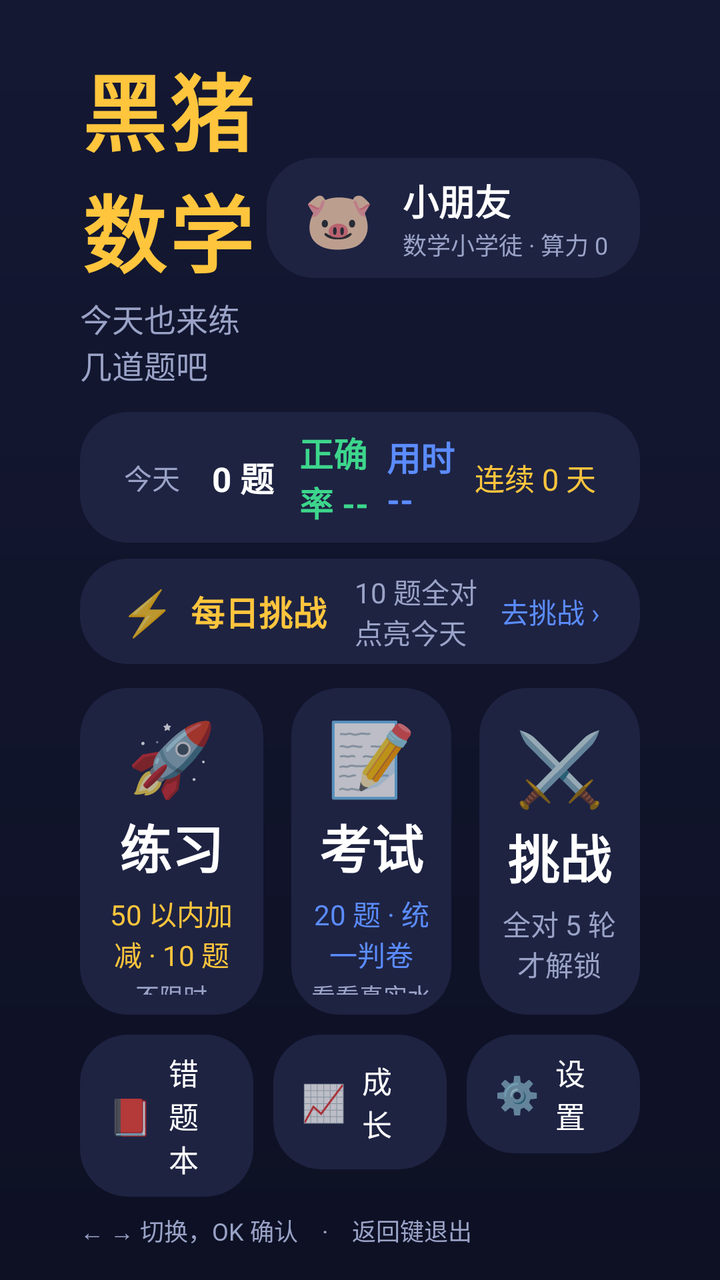
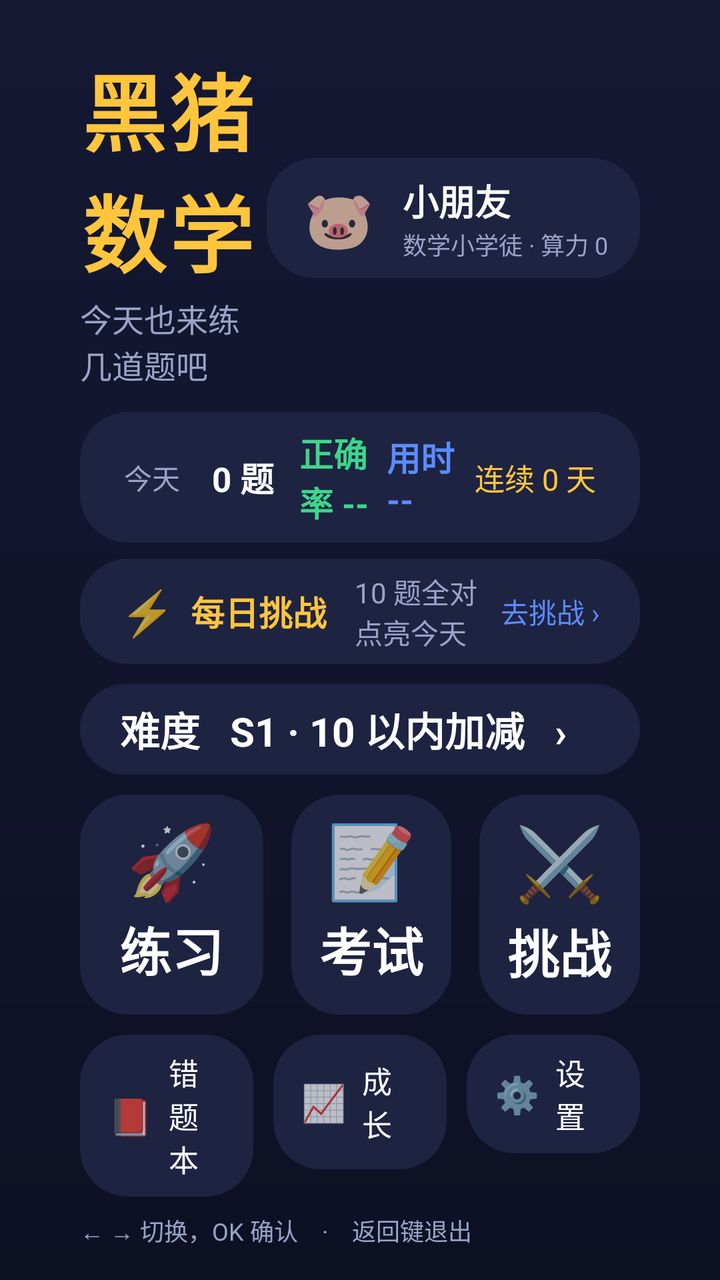

Compare the two renders of this Android layout. The source of the first and the diff that turns it into the second are given below.
<!-- AndroidManifest.xml: application theme Theme.MathKing -->
<!-- res/layout/fragment_home.xml -->
<?xml version="1.0" encoding="utf-8"?>
<LinearLayout xmlns:android="http://schemas.android.com/apk/res/android"
    android:layout_width="match_parent"
    android:layout_height="match_parent"
    android:background="@drawable/bg_page"
    android:clipChildren="false"
    android:clipToPadding="false"
    android:orientation="vertical"
    android:paddingStart="40dp"
    android:paddingTop="24dp"
    android:paddingEnd="40dp"
    android:paddingBottom="16dp">

    
    <LinearLayout
        android:layout_width="match_parent"
        android:layout_height="wrap_content"
        android:gravity="center_vertical"
        android:orientation="horizontal">

        <LinearLayout
            android:layout_width="0dp"
            android:layout_height="wrap_content"
            android:layout_weight="1"
            android:orientation="vertical">

            <TextView
                android:layout_width="wrap_content"
                android:layout_height="wrap_content"
                android:letterSpacing="0.04"
                android:text="黑猪数学"
                android:textColor="@color/accent"
                android:textSize="42sp"
                android:textStyle="bold" />

            <TextView
                android:id="@+id/tvSubtitle"
                android:layout_width="wrap_content"
                android:layout_height="wrap_content"
                android:layout_marginTop="2dp"
                android:text="今天也来练几道题吧"
                android:textColor="@color/text_dim"
                android:textSize="16sp" />
        </LinearLayout>

        <LinearLayout
            android:id="@+id/rankBox"
            android:layout_width="wrap_content"
            android:layout_height="wrap_content"
            android:background="@drawable/selector_card"
            android:clickable="true"
            android:focusable="true"
            android:gravity="center_vertical"
            android:orientation="horizontal"
            android:paddingStart="14dp"
            android:paddingTop="8dp"
            android:paddingEnd="16dp"
            android:paddingBottom="8dp">

            <FrameLayout
                android:layout_width="44dp"
                android:layout_height="44dp">

                <TextView
                    android:id="@+id/tvRankBadge"
                    android:layout_width="44dp"
                    android:layout_height="44dp"
                    android:gravity="center"
                    android:text="🐷"
                    android:textSize="28sp" />

                <ImageView
                    android:id="@+id/imgAvatar"
                    android:layout_width="44dp"
                    android:layout_height="44dp"
                    android:scaleType="centerCrop"
                    android:visibility="gone" />
            </FrameLayout>

            <LinearLayout
                android:layout_width="wrap_content"
                android:layout_height="wrap_content"
                android:layout_marginStart="10dp"
                android:orientation="vertical">

                <TextView
                    android:id="@+id/tvRankName"
                    android:layout_width="wrap_content"
                    android:layout_height="wrap_content"
                    android:text="小朋友"
                    android:textColor="@color/text"
                    android:textSize="18sp"
                    android:textStyle="bold" />

                <TextView
                    android:id="@+id/tvPower"
                    android:layout_width="wrap_content"
                    android:layout_height="wrap_content"
                    android:text="数学小学徒 · 算力 0"
                    android:textColor="@color/text_dim"
                    android:textSize="12sp" />
            </LinearLayout>
        </LinearLayout>
    </LinearLayout>

    
    <LinearLayout
        android:layout_width="match_parent"
        android:layout_height="wrap_content"
        android:layout_marginTop="12dp"
        android:background="@drawable/bg_card"
        android:gravity="center_vertical"
        android:orientation="horizontal"
        android:paddingStart="22dp"
        android:paddingTop="8dp"
        android:paddingEnd="22dp"
        android:paddingBottom="8dp">

        <TextView
            android:id="@+id/tvTodayLabel"
            android:layout_width="wrap_content"
            android:layout_height="wrap_content"
            android:text="今天"
            android:textColor="@color/text_dim"
            android:textSize="14sp" />

        <TextView
            android:id="@+id/tvTodayQuestions"
            android:layout_width="0dp"
            android:layout_height="wrap_content"
            android:layout_marginStart="16dp"
            android:layout_weight="1"
            android:text="0 题"
            android:textColor="@color/text"
            android:textSize="17sp"
            android:textStyle="bold" />

        <TextView
            android:id="@+id/tvTodayAccuracy"
            android:layout_width="0dp"
            android:layout_height="wrap_content"
            android:layout_weight="1"
            android:text="正确率 --"
            android:textColor="@color/green"
            android:textSize="17sp"
            android:textStyle="bold" />

        <TextView
            android:id="@+id/tvTodayTime"
            android:layout_width="0dp"
            android:layout_height="wrap_content"
            android:layout_weight="1"
            android:text="用时 --"
            android:textColor="@color/blue"
            android:textSize="17sp"
            android:textStyle="bold" />

        <TextView
            android:id="@+id/tvStreakDays"
            android:layout_width="wrap_content"
            android:layout_height="wrap_content"
            android:text="连续 0 天"
            android:textColor="@color/accent"
            android:textSize="15sp" />
    </LinearLayout>

    
    <LinearLayout
        android:id="@+id/cardDaily"
        android:layout_width="match_parent"
        android:layout_height="wrap_content"
        android:layout_marginTop="8dp"
        android:background="@drawable/selector_card"
        android:clickable="true"
        android:focusable="true"
        android:gravity="center_vertical"
        android:orientation="horizontal"
        android:paddingStart="20dp"
        android:paddingTop="6dp"
        android:paddingEnd="20dp"
        android:paddingBottom="6dp">

        <TextView
            android:layout_width="wrap_content"
            android:layout_height="wrap_content"
            android:text="⚡"
            android:textSize="22sp" />

        <TextView
            android:layout_width="wrap_content"
            android:layout_height="wrap_content"
            android:layout_marginStart="8dp"
            android:text="每日挑战"
            android:textColor="@color/accent"
            android:textSize="17sp"
            android:textStyle="bold" />

        <TextView
            android:id="@+id/tvDailyInfo"
            android:layout_width="0dp"
            android:layout_height="wrap_content"
            android:layout_marginStart="14dp"
            android:layout_weight="1"
            android:text="10 题全对点亮今天"
            android:textColor="@color/text_dim"
            android:textSize="14sp" />

        <TextView
            android:id="@+id/tvDailyAction"
            android:layout_width="wrap_content"
            android:layout_height="wrap_content"
            android:text="去挑战 ›"
            android:textColor="@color/blue"
            android:textSize="14sp" />
    </LinearLayout>

    
    <LinearLayout
        android:layout_width="match_parent"
        android:layout_height="0dp"
        android:layout_marginTop="12dp"
        android:layout_weight="1"
        android:baselineAligned="false"
        android:clipChildren="false"
        android:clipToPadding="false"
        android:orientation="horizontal">

        <LinearLayout
            android:id="@+id/cardPractice"
            android:layout_width="0dp"
            android:layout_height="match_parent"
            android:layout_marginEnd="14dp"
            android:layout_weight="1.15"
            android:background="@drawable/selector_card"
            android:clickable="true"
            android:focusable="true"
            android:gravity="center"
            android:orientation="vertical"
            android:padding="10dp">

            <TextView
                android:layout_width="wrap_content"
                android:layout_height="wrap_content"
                android:text="🚀"
                android:textSize="36sp" />

            <TextView
                android:layout_width="wrap_content"
                android:layout_height="wrap_content"
                android:layout_marginTop="2dp"
                android:text="练习"
                android:textColor="@color/text"
                android:textSize="26sp"
                android:textStyle="bold" />

            <TextView
                android:id="@+id/tvPracticeInfo"
                android:layout_width="wrap_content"
                android:layout_height="wrap_content"
                android:layout_marginTop="4dp"
                android:gravity="center"
                android:text="50 以内加减 · 10 题"
                android:textColor="@color/accent"
                android:textSize="14sp" />

            <TextView
                android:id="@+id/tvPracticeMode"
                android:layout_width="wrap_content"
                android:layout_height="wrap_content"
                android:layout_marginTop="2dp"
                android:gravity="center"
                android:text="不限时"
                android:textColor="@color/text_dim"
                android:textSize="12sp" />
        </LinearLayout>

        <LinearLayout
            android:id="@+id/cardExam"
            android:layout_width="0dp"
            android:layout_height="match_parent"
            android:layout_marginEnd="14dp"
            android:layout_weight="1"
            android:background="@drawable/selector_card"
            android:clickable="true"
            android:focusable="true"
            android:gravity="center"
            android:orientation="vertical"
            android:padding="10dp">

            <TextView
                android:layout_width="wrap_content"
                android:layout_height="wrap_content"
                android:text="📝"
                android:textSize="36sp" />

            <TextView
                android:layout_width="wrap_content"
                android:layout_height="wrap_content"
                android:layout_marginTop="2dp"
                android:text="考试"
                android:textColor="@color/text"
                android:textSize="26sp"
                android:textStyle="bold" />

            <TextView
                android:id="@+id/tvExamInfo"
                android:layout_width="wrap_content"
                android:layout_height="wrap_content"
                android:layout_marginTop="4dp"
                android:gravity="center"
                android:text="20 题 · 统一判卷"
                android:textColor="@color/blue"
                android:textSize="14sp" />

            <TextView
                android:layout_width="wrap_content"
                android:layout_height="wrap_content"
                android:layout_marginTop="2dp"
                android:gravity="center"
                android:text="看看真实水平"
                android:textColor="@color/text_dim"
                android:textSize="12sp" />
        </LinearLayout>

        <LinearLayout
            android:id="@+id/cardChallenge"
            android:layout_width="0dp"
            android:layout_height="match_parent"
            android:layout_weight="1"
            android:background="@drawable/selector_card"
            android:clickable="true"
            android:focusable="true"
            android:gravity="center"
            android:orientation="vertical"
            android:padding="10dp">

            <TextView
                android:layout_width="wrap_content"
                android:layout_height="wrap_content"
                android:text="⚔️"
                android:textSize="36sp" />

            <TextView
                android:layout_width="wrap_content"
                android:layout_height="wrap_content"
                android:layout_marginTop="2dp"
                android:text="挑战"
                android:textColor="@color/text"
                android:textSize="26sp"
                android:textStyle="bold" />

            <TextView
                android:id="@+id/tvChallengeInfo"
                android:layout_width="wrap_content"
                android:layout_height="wrap_content"
                android:layout_marginTop="4dp"
                android:gravity="center"
                android:text="全对 5 轮才解锁"
                android:textColor="@color/text_dim"
                android:textSize="14sp" />
        </LinearLayout>
    </LinearLayout>

    
    <LinearLayout
        android:layout_width="match_parent"
        android:layout_height="wrap_content"
        android:layout_marginTop="10dp"
        android:baselineAligned="false"
        android:clipChildren="false"
        android:clipToPadding="false"
        android:orientation="horizontal">

        <LinearLayout
            android:id="@+id/btnWrong"
            android:layout_width="0dp"
            android:layout_height="wrap_content"
            android:layout_marginEnd="10dp"
            android:layout_weight="1"
            android:background="@drawable/selector_card"
            android:clickable="true"
            android:focusable="true"
            android:gravity="center_vertical"
            android:orientation="horizontal"
            android:paddingStart="14dp"
            android:paddingTop="8dp"
            android:paddingEnd="14dp"
            android:paddingBottom="8dp">

            <TextView
                android:layout_width="wrap_content"
                android:layout_height="wrap_content"
                android:text="📕"
                android:textSize="18sp" />

            <TextView
                android:layout_width="wrap_content"
                android:layout_height="wrap_content"
                android:layout_marginStart="8dp"
                android:text="错题本"
                android:textColor="@color/text"
                android:textSize="15sp" />

            <TextView
                android:id="@+id/tvWrongCount"
                android:layout_width="0dp"
                android:layout_height="wrap_content"
                android:layout_marginStart="8dp"
                android:layout_weight="1"
                android:gravity="end"
                android:text="0 道"
                android:textColor="@color/red"
                android:textSize="13sp" />
        </LinearLayout>

        <LinearLayout
            android:id="@+id/btnStats"
            android:layout_width="0dp"
            android:layout_height="wrap_content"
            android:layout_marginEnd="10dp"
            android:layout_weight="1"
            android:background="@drawable/selector_card"
            android:clickable="true"
            android:focusable="true"
            android:gravity="center_vertical"
            android:orientation="horizontal"
            android:paddingStart="14dp"
            android:paddingTop="8dp"
            android:paddingEnd="14dp"
            android:paddingBottom="8dp">

            <TextView
                android:layout_width="wrap_content"
                android:layout_height="wrap_content"
                android:text="📈"
                android:textSize="18sp" />

            <TextView
                android:layout_width="wrap_content"
                android:layout_height="wrap_content"
                android:layout_marginStart="8dp"
                android:text="成长"
                android:textColor="@color/text"
                android:textSize="15sp" />

            <TextView
                android:id="@+id/tvStatsInfo"
                android:layout_width="0dp"
                android:layout_height="wrap_content"
                android:layout_marginStart="8dp"
                android:layout_weight="1"
                android:gravity="end"
                android:text="0 题"
                android:textColor="@color/text_dim"
                android:textSize="13sp" />
        </LinearLayout>

        <LinearLayout
            android:id="@+id/btnSettings"
            android:layout_width="0dp"
            android:layout_height="wrap_content"
            android:layout_weight="1"
            android:background="@drawable/selector_card"
            android:clickable="true"
            android:focusable="true"
            android:gravity="center_vertical"
            android:orientation="horizontal"
            android:paddingStart="14dp"
            android:paddingTop="8dp"
            android:paddingEnd="14dp"
            android:paddingBottom="8dp">

            <TextView
                android:layout_width="wrap_content"
                android:layout_height="wrap_content"
                android:text="⚙️"
                android:textSize="18sp" />

            <TextView
                android:layout_width="wrap_content"
                android:layout_height="wrap_content"
                android:layout_marginStart="8dp"
                android:text="设置"
                android:textColor="@color/text"
                android:textSize="15sp" />

            <TextView
                android:id="@+id/tvSettingsInfo"
                android:layout_width="0dp"
                android:layout_height="wrap_content"
                android:layout_marginStart="8dp"
                android:layout_weight="1"
                android:gravity="end"
                android:text=""
                android:textColor="@color/text_dim"
                android:textSize="13sp" />
        </LinearLayout>
    </LinearLayout>

    <TextView
        android:id="@+id/tvFooter"
        android:layout_width="match_parent"
        android:layout_height="wrap_content"
        android:layout_marginTop="8dp"
        android:text="← → 切换，OK 确认    ·    返回键退出"
        android:textColor="@color/text_dim"
        android:textSize="12sp" />
</LinearLayout>
<!-- resources referenced by this layout -->
<resources>
  <color name="accent">#FFC53D</color>
  <color name="blue">#5B8CFF</color>
  <color name="green">#3DD68C</color>
  <color name="red">#FF6B6B</color>
  <color name="text">#FFFFFF</color>
  <color name="text_dim">#9AA3C7</color>
  <!-- drawable bg_card (drawable) -->
  <?xml version="1.0" encoding="utf-8"?>
  <shape xmlns:android="http://schemas.android.com/apk/res/android" android:shape="rectangle">
      <solid android:color="@color/card" />
      <corners android:radius="24dp" />
  </shape>
  <!-- drawable bg_page (drawable) -->
  <?xml version="1.0" encoding="utf-8"?>
  <shape xmlns:android="http://schemas.android.com/apk/res/android" android:shape="rectangle">
      <gradient android:angle="270" android:startColor="#141833" android:endColor="#0E1124" />
  </shape>
  <!-- drawable selector_card (drawable) -->
  <?xml version="1.0" encoding="utf-8"?>
  <selector xmlns:android="http://schemas.android.com/apk/res/android">
      <item android:state_focused="true" android:drawable="@drawable/bg_card_focus" />
      <item android:state_pressed="true" android:drawable="@drawable/bg_card_focus" />
      <item android:drawable="@drawable/bg_card" />
  </selector>
  <style name="Theme.MathKing" parent="Theme.AppCompat.NoActionBar">
          <item name="android:windowBackground">@color/bg</item>
          <item name="android:colorAccent">@color/accent</item>
          <item name="android:textColorPrimary">@color/text</item>
          <item name="android:windowNoTitle">true</item>
          <item name="android:windowFullscreen">false</item>
      </style>
  <color name="card">#1E2342</color>
  <!-- drawable bg_card_focus (drawable) -->
  <?xml version="1.0" encoding="utf-8"?>
  <shape xmlns:android="http://schemas.android.com/apk/res/android" android:shape="rectangle">
      <solid android:color="#38406F" />
      <stroke android:width="5dp" android:color="@color/accent" />
      <corners android:radius="24dp" />
  </shape>
  <color name="bg">#0E1124</color>
</resources>

<!-- the commit's change to res/layout/fragment_home.xml (unified diff, before → after) -->
@@ -215,10 +215,28 @@
     </LinearLayout>
 
     
+    <TextView
+        android:id="@+id/btnStage"
+        android:layout_width="match_parent"
+        android:layout_height="wrap_content"
+        android:layout_marginTop="10dp"
+        android:background="@drawable/selector_card"
+        android:clickable="true"
+        android:focusable="true"
+        android:paddingStart="20dp"
+        android:paddingTop="8dp"
+        android:paddingEnd="20dp"
+        android:paddingBottom="8dp"
+        android:text="难度   S1 · 10 以内加减   ›"
+        android:textColor="@color/text"
+        android:textSize="20sp"
+        android:textStyle="bold" />
+
+    
     <LinearLayout
         android:layout_width="match_parent"
         android:layout_height="0dp"
-        android:layout_marginTop="12dp"
+        android:layout_marginTop="10dp"
         android:layout_weight="1"
         android:baselineAligned="false"
         android:clipChildren="false"
